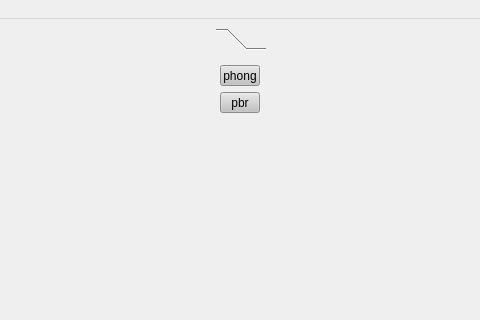
This is gui/ui/MainWindow.ui in AbdelrhmanIbrahim/rendering as Qt 5 draws it before an edit; both pictures show x 159 to 639 and y 0 to 320 of the 800 by 600 pixel window. The edited form follows.
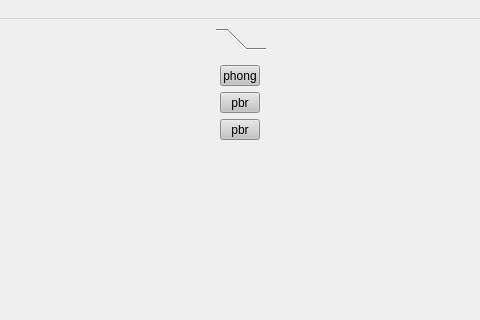
This is the edited form. Icons and pictures are not drawn.

Commit message: add colored renderer

```diff
--- a/gui/ui/MainWindow.ui
+++ b/gui/ui/MainWindow.ui
@@ -119,6 +119,41 @@
           </property>
          </widget>
         </item>
+        <item>
+         <widget class="QToolButton" name="toolButtonColored">
+          <property name="sizePolicy">
+           <sizepolicy hsizetype="Preferred" vsizetype="Fixed">
+            <horstretch>0</horstretch>
+            <verstretch>0</verstretch>
+           </sizepolicy>
+          </property>
+          <property name="maximumSize">
+           <size>
+            <width>40</width>
+            <height>40</height>
+           </size>
+          </property>
+          <property name="toolTip">
+           <string>pbr</string>
+          </property>
+          <property name="styleSheet">
+           <string notr="true">background-color: rgba(195, 195, 195, 255);</string>
+          </property>
+          <property name="text">
+           <string>pbr</string>
+          </property>
+          <property name="icon">
+           <iconset resource="ui.qrc">
+            <normaloff>:/icons/colored.png</normaloff>:/icons/colored.png</iconset>
+          </property>
+          <property name="iconSize">
+           <size>
+            <width>40</width>
+            <height>40</height>
+           </size>
+          </property>
+         </widget>
+        </item>
         <item>
          <spacer name="verticalSpacer">
           <property name="orientation">
```
Left out of the diff: 21 changed lines with no effect on the pictures. The commit also changes 13 other files.
